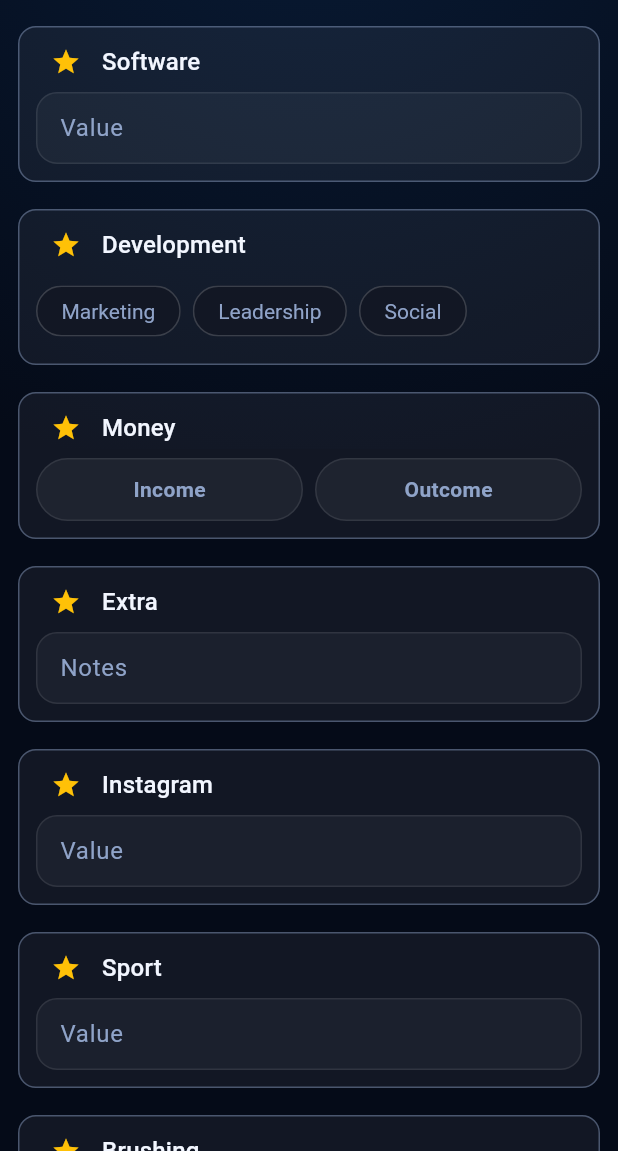
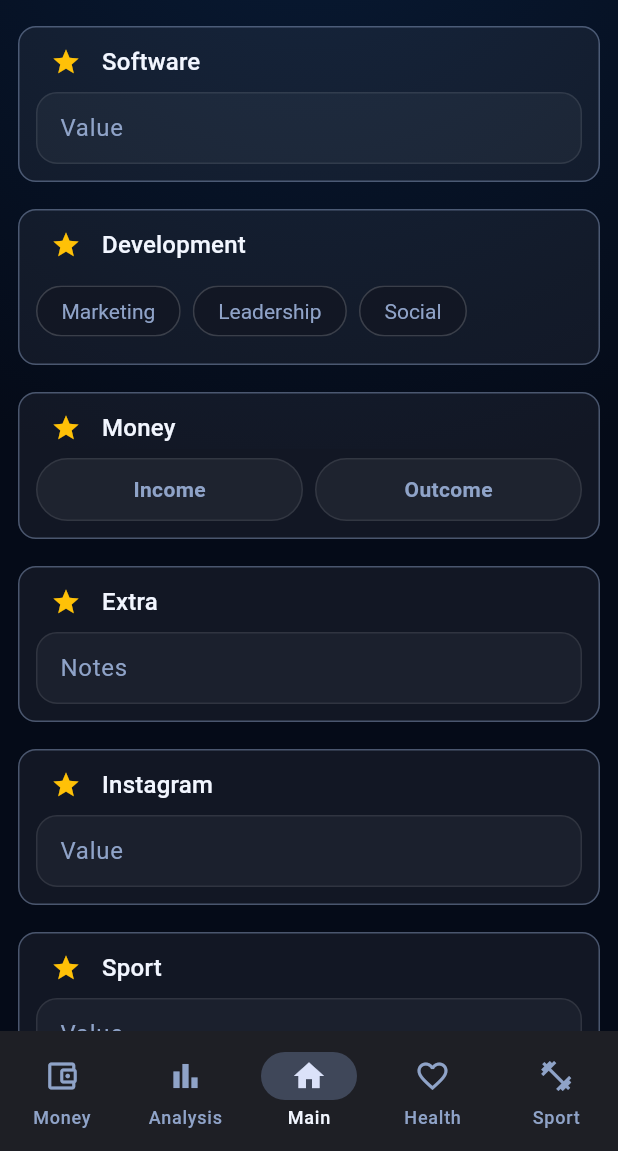
Before and after one commit to DenizTanisman/local_harness_note, a Flutter app: the screen it shows after launch, on a phone screen of 412 x 824 dp, the part 85-1236 px from its top. Run offline on Flutter 3.47's test engine with Material 3 defaults, Android fonts, the phone set to English and light mode, and no system bars; our stand-ins replace csv, drift, file_picker, flutter_local_notifications, flutter_riverpod, flutter_secure_storage and 2 more; missing offline and left inert: cryptography, excel, workmanager; accounts and stored records are empty; generated files the repository leaves out were written again.

Commit message:
CR3-P0: 5-tab shell (Money/Analysis/Main/Health/Sport)
- AppShell: PageView + NavigationBar synced via tabIndexProvider,
  opens on Main (index 2); global swipe always changes tabs
- tab_index.dart: AppTab constants + TabIndexNotifier (deep links,
  notification routing)
- Analysis preserved verbatim at index 1; money breakdown rows now
  read-only (no navigation, CR-3 §4)
- Health/Sport stub pages; Money/Main reuse existing pages for now
- Notification tap → Main+today, or Money tab for expense payload
  (tab switch, no pushed route); root_pager removed
- Tests migrated off RootPager to AppShell (bottom-nav navigation);
  6 new shell tests; 161 green; analyzer clean; release APK builds

Co-Authored-By: Claude Opus 4.8 (1M context) <noreply@anthropic.com>

```diff
--- /dev/null
+++ b/lib/features/health/health_page.dart
@@ -0,0 +1,19 @@
+import 'package:flutter/material.dart';
+
+import '../../theme/glow_background.dart';
+
+/// Health tab (CR-3 §5). Profile + body + calculations + sensor block
+/// land in CR3-P3; this is the P0 stub.
+class HealthPage extends StatelessWidget {
+  const HealthPage({super.key});
+
+  @override
+  Widget build(BuildContext context) {
+    return Scaffold(
+      appBar: AppBar(title: const Text('Health')),
+      body: const GlowBackground(
+        child: Center(child: Text('Health — coming soon')),
+      ),
+    );
+  }
+}
--- /dev/null
+++ b/lib/features/shell/app_shell.dart
@@ -0,0 +1,102 @@
+import 'package:flutter/material.dart';
+import 'package:flutter_riverpod/flutter_riverpod.dart';
+
+import '../analysis/analysis_page.dart';
+import '../detail/metric_detail_page.dart';
+import '../health/health_page.dart';
+import '../home/home_page.dart';
+import '../money/money_page.dart';
+import '../sport/sport_page.dart';
+import 'tab_index.dart';
+
+/// 5-tab shell (CR-3 §2): global horizontal swipe + bottom navigation,
+/// kept in sync. Opens on Main (index 2).
+class AppShell extends ConsumerStatefulWidget {
+  const AppShell({super.key});
+
+  @override
+  ConsumerState<AppShell> createState() => _AppShellState();
+}
+
+class _AppShellState extends ConsumerState<AppShell> {
+  late final PageController _controller = PageController(
+    initialPage: AppTab.initial,
+  );
+
+  @override
+  void dispose() {
+    _controller.dispose();
+    super.dispose();
+  }
+
+  @override
+  Widget build(BuildContext context) {
+    // Deep links / notification taps move the tab via the provider; mirror
+    // that onto the PageView.
+    ref.listen<int>(tabIndexProvider, (prev, next) {
+      if (!_controller.hasClients) return;
+      if (_controller.page?.round() != next) {
+        _controller.jumpToPage(next);
+      }
+    });
+    final index = ref.watch(tabIndexProvider);
+
+    return Scaffold(
+      body: PageView(
+        controller: _controller,
+        // Global swipe always changes tabs (CR-3 §2). Inner tab bars use
+        // tap-only controls so they never steal this gesture.
+        onPageChanged: (i) => ref.read(tabIndexProvider.notifier).goTo(i),
+        children: [
+          const MoneyPage(),
+          AnalysisPage(
+            onMetricTap: (metric) {
+              // Money breakdown rows are read-only in Analysis (CR-3 §4).
+              if (metric.inputType == 'money') return;
+              Navigator.of(context).push(
+                MaterialPageRoute(
+                  builder: (_) => MetricDetailPage(metric: metric),
+                ),
+              );
+            },
+          ),
+          const HomePage(),
+          const HealthPage(),
+          const SportPage(),
+        ],
+      ),
+      bottomNavigationBar: NavigationBar(
+        selectedIndex: index,
+        onDestinationSelected: (i) =>
+            ref.read(tabIndexProvider.notifier).goTo(i),
+        destinations: const [
+          NavigationDestination(
+            icon: Icon(Icons.account_balance_wallet_outlined),
+            selectedIcon: Icon(Icons.account_balance_wallet),
+            label: 'Money',
+          ),
+          NavigationDestination(
+            icon: Icon(Icons.bar_chart_outlined),
+            selectedIcon: Icon(Icons.bar_chart),
+            label: 'Analysis',
+          ),
+          NavigationDestination(
+            icon: Icon(Icons.home_outlined),
+            selectedIcon: Icon(Icons.home),
+            label: 'Main',
+          ),
+          NavigationDestination(
+            icon: Icon(Icons.favorite_outline),
+            selectedIcon: Icon(Icons.favorite),
+            label: 'Health',
+          ),
+          NavigationDestination(
+            icon: Icon(Icons.fitness_center_outlined),
+            selectedIcon: Icon(Icons.fitness_center),
+            label: 'Sport',
+          ),
+        ],
+      ),
+    );
+  }
+}
--- a/lib/features/shell/root_pager.dart
+++ /dev/null
@@ -1,46 +0,0 @@
-import 'package:flutter/material.dart';
-
-import '../analysis/analysis_page.dart';
-import '../detail/metric_detail_page.dart';
-import '../home/home_page.dart';
-import '../money/money_page.dart';
-
-/// Horizontal PageView: [0] entry ↔ [1] analysis (spec 6.1).
-/// The app always opens on the entry page.
-class RootPager extends StatefulWidget {
-  const RootPager({super.key});
-
-  @override
-  State<RootPager> createState() => _RootPagerState();
-}
-
-class _RootPagerState extends State<RootPager> {
-  final _controller = PageController();
-
-  @override
-  void dispose() {
-    _controller.dispose();
-    super.dispose();
-  }
-
-  @override
-  Widget build(BuildContext context) {
-    return PageView(
-      controller: _controller,
-      children: [
-        const HomePage(),
-        AnalysisPage(
-          onMetricTap: (metric) {
-            Navigator.of(context).push(
-              MaterialPageRoute(
-                builder: (_) => metric.inputType == 'money'
-                    ? const MoneyPage()
-                    : MetricDetailPage(metric: metric),
-              ),
-            );
-          },
-        ),
-      ],
-    );
-  }
-}
--- /dev/null
+++ b/lib/features/shell/tab_index.dart
@@ -0,0 +1,32 @@
+import 'package:flutter_riverpod/flutter_riverpod.dart';
+
+/// Global tab indices (CR-3 §2). The app always opens on Main.
+class AppTab {
+  AppTab._();
+
+  static const money = 0;
+  static const analysis = 1;
+  static const main = 2;
+  static const health = 3;
+  static const sport = 4;
+
+  static const count = 5;
+  static const initial = main;
+}
+
+/// Selected bottom-nav / PageView tab. Deep links (Main summary cards,
+/// notification taps) drive it via [goTo]; the shell keeps the PageView in
+/// sync. Not persisted — every launch starts on Main.
+class TabIndexNotifier extends Notifier<int> {
+  @override
+  int build() => AppTab.initial;
+
+  void goTo(int index) {
+    if (index < 0 || index >= AppTab.count) return;
+    state = index;
+  }
+}
+
+final tabIndexProvider = NotifierProvider<TabIndexNotifier, int>(
+  TabIndexNotifier.new,
+);
--- /dev/null
+++ b/lib/features/sport/sport_page.dart
@@ -0,0 +1,19 @@
+import 'package:flutter/material.dart';
+
+import '../../theme/glow_background.dart';
+
+/// Sport tab (CR-3 §6). Programs + calorie tracking land in CR3-P5/P6;
+/// this is the P0 stub.
+class SportPage extends StatelessWidget {
+  const SportPage({super.key});
+
+  @override
+  Widget build(BuildContext context) {
+    return Scaffold(
+      appBar: AppBar(title: const Text('Sport')),
+      body: const GlowBackground(
+        child: Center(child: Text('Sport — coming soon')),
+      ),
+    );
+  }
+}
--- a/lib/main.dart
+++ b/lib/main.dart
@@ -7,9 +7,9 @@ import 'package:workmanager/workmanager.dart';
 import 'data/db/database_provider.dart';
 import 'features/backup/backup_worker.dart';
 import 'features/home/home_providers.dart';
-import 'features/money/money_page.dart';
 import 'features/notifications/notification_service.dart';
-import 'features/shell/root_pager.dart';
+import 'features/shell/app_shell.dart';
+import 'features/shell/tab_index.dart';
 import 'theme/app_theme.dart';
 
 final navigatorKey = GlobalKey<NavigatorState>();
@@ -20,13 +20,12 @@ final notificationServiceProvider = Provider<NotificationService>((ref) {
     onTapPayload: (payload) {
       // Notification entry always lands on TODAY (CR1-D).
       ref.read(homeDateProvider.notifier).resetToToday();
-      final navigator = navigatorKey.currentState;
-      if (navigator == null) return;
-      // Always land on the home page first (spec 6.1/§8).
-      navigator.popUntil((route) => route.isFirst);
-      if (payload == 'money') {
-        navigator.push(MaterialPageRoute(builder: (_) => const MoneyPage()));
-      }
+      navigatorKey.currentState?.popUntil((route) => route.isFirst);
+      // Land on Main, or jump to the Money tab for an expense reminder
+      // (CR-3 §2 — a tab switch, not a pushed route).
+      ref
+          .read(tabIndexProvider.notifier)
+          .goTo(payload == 'money' ? AppTab.money : AppTab.main);
     },
   );
 });
@@ -72,7 +71,7 @@ class DailyTrackerApp extends StatelessWidget {
       navigatorKey: navigatorKey,
       // Single dark theme built from tokens (CR1-B rule 7).
       theme: buildAppTheme(),
-      home: const RootPager(),
+      home: const AppShell(),
     );
   }
 }
```
Also changed, not shown: lib/data/db/app_database.dart (+10 -8 lines), 5 other files.
